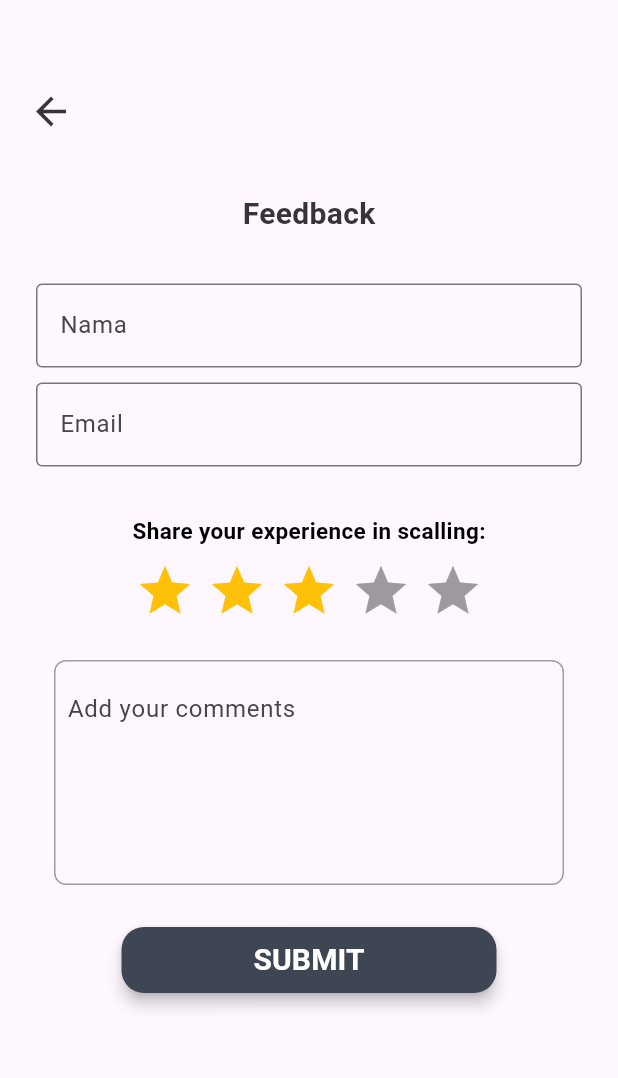
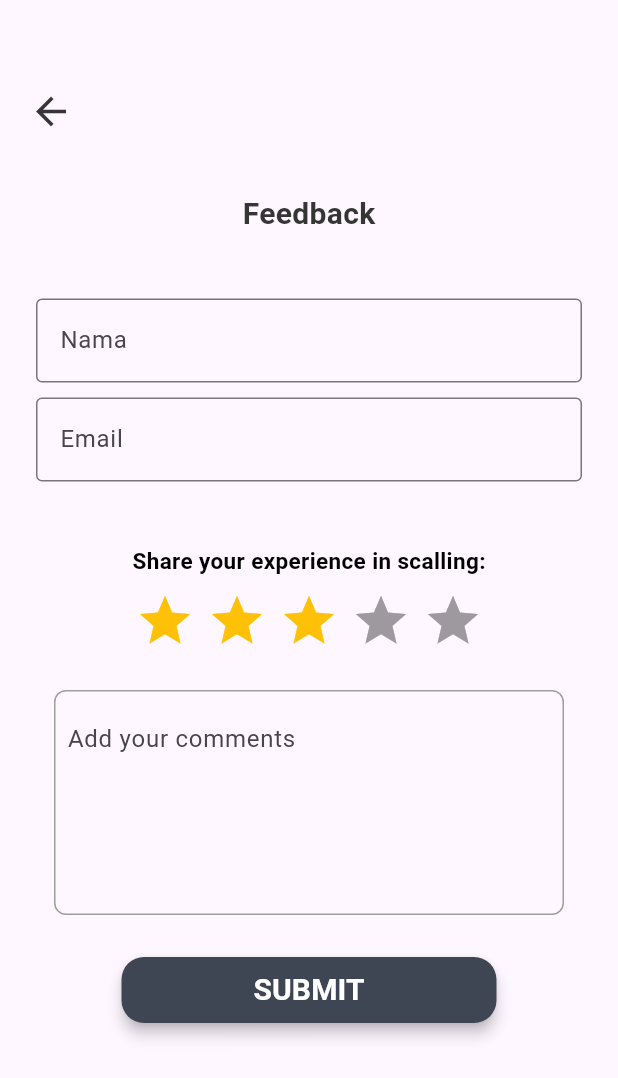
Before and after one commit to gabrielasheryll/Tugas7, a Flutter app: the FeedbackPage screen opened directly, on a phone screen of 412 x 824 dp. Shown: the top 1078 px of the screen. Run offline on Flutter 3.47's test engine with Material 3 defaults, Android fonts, the phone set to English and light mode, and no system bars; drawn by our look-alikes of flutter_rating_bar; Roboto replaces fonts that are missing (Nunito Sans).

Commit message:
Commit sembilan

```diff
--- a/SahabatMahasiswa-setting-main/lib/feedback.dart
+++ b/SahabatMahasiswa-setting-main/lib/feedback.dart
@@ -47,9 +47,9 @@ class FeedbackPage extends StatelessWidget {
                   ),
                 ),
                 //
-                SizedBox(height: 20),
+                SizedBox(height: 30),
                 FormFeed(),
-                SizedBox(height: 20),
+                SizedBox(height: 30),
                 Text(
                   'Share your experience in scalling:',
                   style: TextStyle(
```
